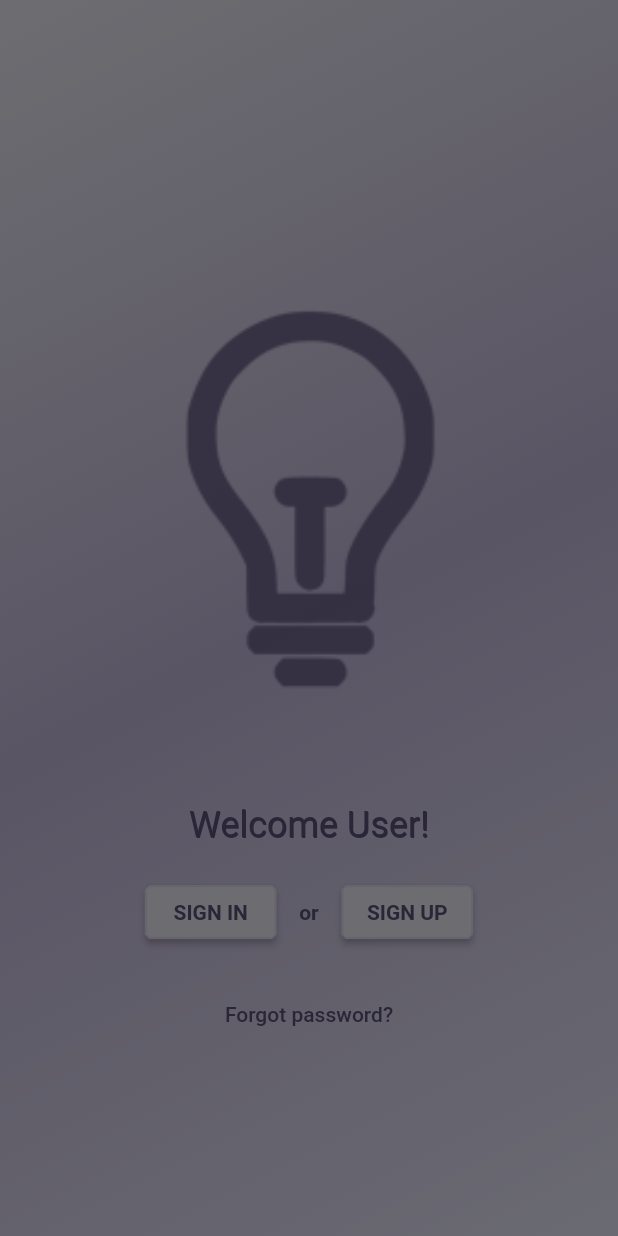
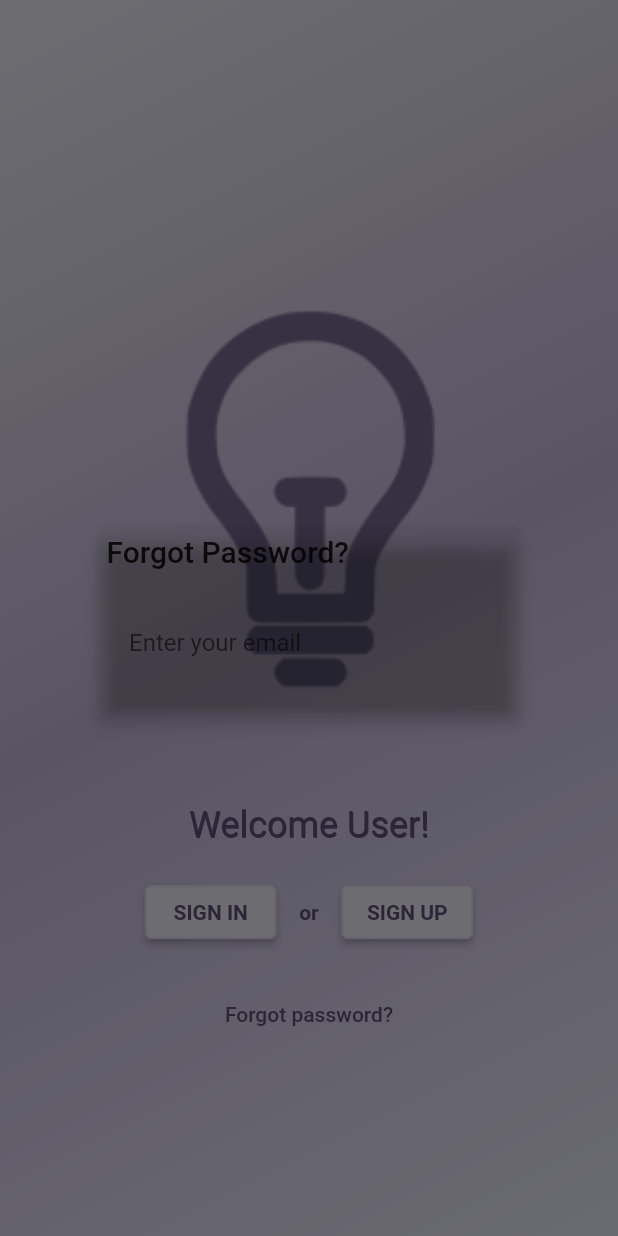
Before and after one commit to nikhiljainlive/Fundoo_Notes_Flutter, a Flutter app: the screen it shows after launch, after a tap on "Forgot password?", on a phone screen of 412 x 824 dp. Run offline on Flutter 3.47's test engine with Material 2 defaults, Android fonts, the light colour scheme and no system bars; our stand-ins replace sqflite, tuple; accounts and stored records are empty.

Commit message:
working with dialogs

```diff
--- a/lib/welcomepage/forgot_password_dialog.dart
+++ b/lib/welcomepage/forgot_password_dialog.dart
@@ -1,13 +1,62 @@
 import 'package:flutter/material.dart';
 
-void forgotPasswordDialog(BuildContext context) {
+void forgotPasswordSimpleDialog(BuildContext context) {
   showDialog(
     context: context,
     barrierDismissible: true,
     builder: (context) => SimpleDialog(
-      backgroundColor: Colors.transparent,
-      contentPadding: EdgeInsets.all(10),
-      elevation: 5.0,
-    ),
+          backgroundColor: Colors.transparent,
+          contentPadding: EdgeInsets.all(10),
+          elevation: 5.0,
+          children: <Widget>[
+            Container(
+              padding: EdgeInsets.all(10),
+              child: Column(
+                children: <Widget>[
+                  TextField(
+                    decoration: InputDecoration(
+                        border: InputBorder.none,
+                        hasFloatingPlaceholder: true,
+                        hintText: "Enter your email"),
+                  )
+                ],
+              ),
+            )
+          ],
+          title: Text("Forgot Password?"),
+          semanticLabel: "Forgot Password dialog",
+          titlePadding: EdgeInsets.all(5),
+        ),
   );
 }
+
+void forgotPasswordAlertDialog(BuildContext context) {
+  showDialog(
+      context: context,
+      barrierDismissible: true,
+      builder: (context) => AlertDialog(
+            backgroundColor: Colors.transparent,
+            title: Text('Forgot Password?'),
+            content: Container(
+              padding: EdgeInsets.all(10),
+              child: Column(
+                children: <Widget>[
+                  TextField(
+                    decoration: InputDecoration(
+                        border: InputBorder.none,
+                        hasFloatingPlaceholder: true,
+                        hintText: "Enter your email"),
+                  )
+                ],
+              ),
+            ),
+            titlePadding: EdgeInsets.all(5),
+            semanticLabel: 'Forgot password dialog showing...',
+            actions: <Widget>[
+              RaisedButton(
+                child: Text('ok'),
+                onPressed: () {},
+              )
+            ],
+          ));
+}
--- a/lib/welcomepage/home.dart
+++ b/lib/welcomepage/home.dart
@@ -18,8 +18,9 @@ class Home extends StatelessWidget {
       ),
       child: Scaffold(
           backgroundColor: Colors.transparent,
-        body: _HomePage(),
-      ),
+          body: SafeArea(
+            child: _HomePage(),
+          )),
     );
   }
 }
@@ -72,7 +73,7 @@ class _HomePage extends StatelessWidget {
               style: TextStyle(color: primaryColor),
             ),
             onPressed: () {
-    forgotPasswordDialog(context);
+              forgotPasswordSimpleDialog(context);
               // showDialog(context: context, builder: _sh)
             },
           ),
@@ -92,23 +93,23 @@ Image _welcomeImage(double width, double height) {
   );
 }
 
-var _forgotPasswordTextButton = FlatButton(
-  child: Text(
-    'Forgot password?',
-    style: TextStyle(color: primaryColor),
-  ),
-  onPressed: () {
-    // showDialog(context: context, builder: _sh)
-  },
-);
+// var _forgotPasswordTextButton = FlatButton(
+//   child: Text(
+//     'Forgot password?',
+//     style: TextStyle(color: primaryColor),
+//   ),
+//   onPressed: () {
+//     // showDialog(context: context, builder: _sh)
+//   },
+// );
 
 // unused for now
-const _showForgotPasswordDialog = Dialog(
-    child: Center(
-      child: Text('I am a Dialog'),
-    ),
-    backgroundColor: Colors.transparent,
-  );
+// const _showForgotPasswordDialog = Dialog(
+//   child: Center(
+//     child: Text('I am a Dialog'),
+//   ),
+//   backgroundColor: Colors.transparent,
+// );
 
 var _welcomeUserText = Text(
   'Welcome User!',
```
Lines whose indentation alone changed are shown as unchanged.
